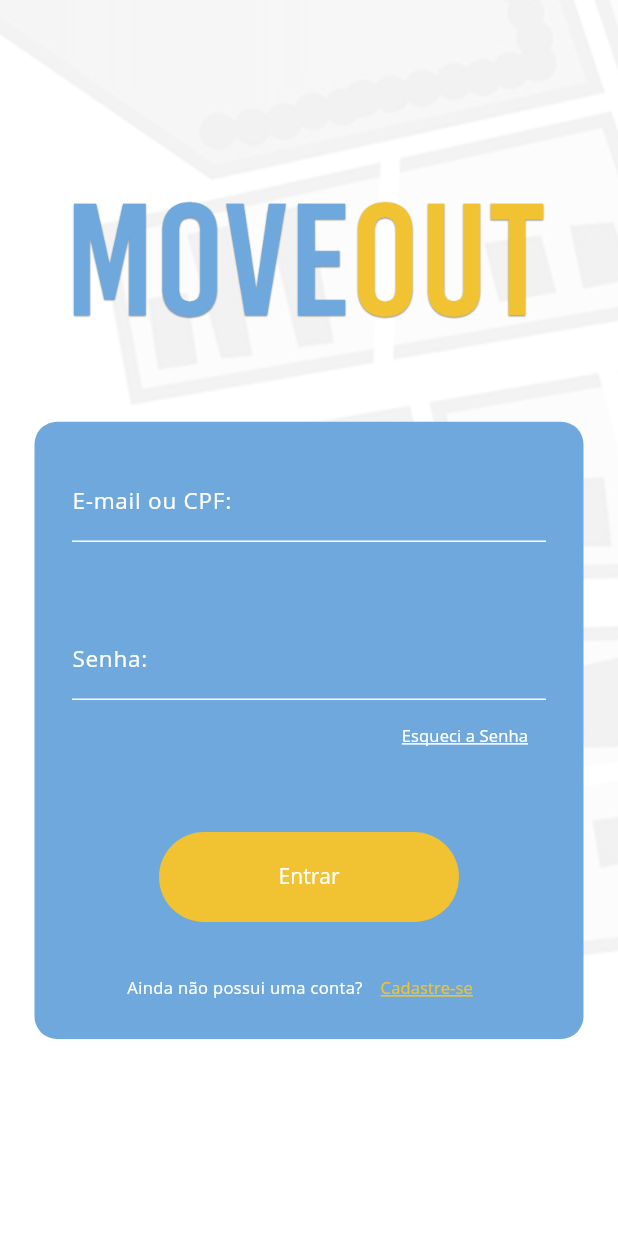
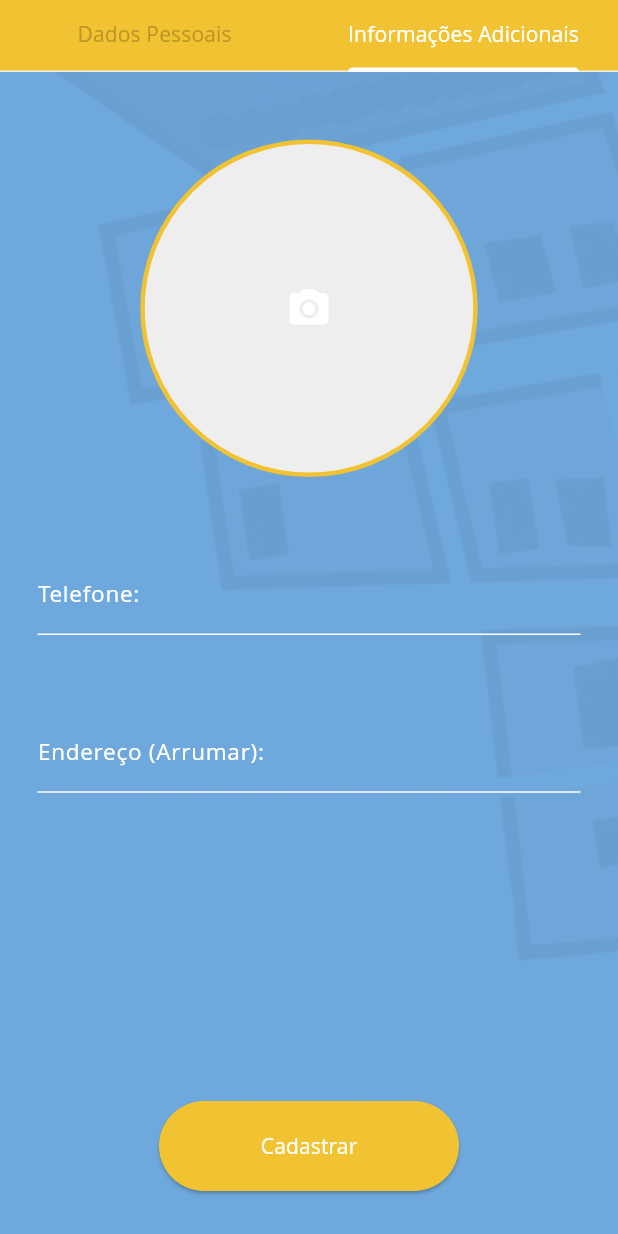
Before and after one commit to Watzech/moveout_driver, a Flutter app: the screen it shows after launch, on a phone screen of 412 x 824 dp. Run offline on Flutter 3.47's test engine with Material 2 defaults, Android fonts, the phone set to English and light mode, and no system bars; our stand-ins replace image_picker, mask_text_input_formatter; missing offline and left inert: mongo_dart; Roboto replaces fonts that are missing (Open Sans).

Commit message:
Signup screen frontend

```diff
--- a/lib/main.dart
+++ b/lib/main.dart
@@ -2,6 +2,7 @@
 
 import 'package:flutter/material.dart';
 import 'package:moveout1/screens/login.dart';
+import 'package:moveout1/screens/signup.dart';
 
 void main() {
   runApp(const MyApp());
@@ -21,9 +22,11 @@ class MyApp extends StatelessWidget {
         primaryColorDark: Color(0xFF7ca4b7),
         colorScheme: ColorScheme(
           primary: Color(0xFF6fa8dc),
-          onPrimary: Color(0xFF7ca4b7),
+          //onPrimary: Color(0xFF7ca4b7),
+          onPrimary: Color.fromARGB(255, 96, 130, 145),
           secondary: Color(0xFFf1c232),
-          onSecondary: Color(0xFFe4b82f),
+          //onSecondary: Color(0xFFe4b82f),
+          onSecondary: Color.fromARGB(255, 186, 149, 39),
           background: Color(0xFFffffff),
           onBackground: Color(0xFFeeeeee),
           surface: Color(0xFFfbfbfb),
@@ -63,7 +66,8 @@ class _MyHomePageState extends State<MyHomePage> {
           child: Column(
             mainAxisSize: MainAxisSize.max,
             children: const <Widget>[
-              AuthScreen(),
+              //AuthScreen(),
+              SignupScreen(),
             ],
           )
         ))
--- a/lib/screens/login.dart
+++ b/lib/screens/login.dart
@@ -1,6 +1,9 @@
 
 import 'package:flutter/material.dart';
 import 'package:flutter/services.dart';
+import 'package:moveout1/widgets/login_fields.dart';
+import 'package:moveout1/widgets/confirm_button.dart';
+import 'package:moveout1/widgets/background_container.dart';
 
 void main() {
   runApp(const AuthScreen());
@@ -17,15 +20,8 @@ class AuthScreen extends StatelessWidget {
         systemNavigationBarContrastEnforced: true,
       ),
     );
-    return Container(
-      width: MediaQuery.sizeOf(context).width,
-      height: MediaQuery.sizeOf(context).height,
-      decoration: const BoxDecoration(
-        image: DecorationImage(
-          image: AssetImage('assets/images/backgrounds/mbl_bg_3.png'),
-          fit: BoxFit.cover,
-        ),
-      ),
+    return BackgroundContainer(
+      src: 'assets/images/backgrounds/mbl_bg_3.png',
       child: SafeArea(
         minimum: const EdgeInsets.all(15.0),
         child: Column(
@@ -60,30 +56,18 @@ class AuthScreen extends StatelessWidget {
                       mainAxisAlignment: MainAxisAlignment.center,
                       crossAxisAlignment: CrossAxisAlignment.start,
                       children: [
-                        const LoginTextWidget(lbl: 'E-mail ou CPF:', obscure: false),
+                        const LoginTextField(lbl: 'E-mail ou CPF:'),
                         const SizedBox(height: 50),
-                        const Column(
+                        Column(
                           children: [
-                            LoginTextWidget(lbl: 'Senha:', obscure: true),
-                            LoginTextButton(txt: 'Esqueci a Senha', color: Colors.white),
+                            LoginPasswordTextField(lbl: 'Senha:'),
+                            const LoginTextButton(txt: 'Esqueci a Senha', color: Colors.white),
                           ],
                         ),
                         const SizedBox(height: 40),
-                        Center(
-                          child: FilledButton(
-                            onPressed: () {},
-                            style: ButtonStyle(
-                              backgroundColor: MaterialStateProperty.all<Color>(Theme.of(context).colorScheme.secondary),
-                              fixedSize: MaterialStateProperty.all(const Size(200, 60)),
-                            ),
-                            child: const Text(
-                              'Entrar',
-                              textDirection: TextDirection.ltr,
-                              style: TextStyle(
-                                color: Colors.white,
-                              ),
-                            ),
-                        )),
+                        const Center(
+                          child: ConfirmButtonWidget(lbl:'Entrar'),
+                        ),
                         const SizedBox(height: 20),
                         Row(
                           mainAxisAlignment: MainAxisAlignment.center,
@@ -137,29 +121,3 @@ class LoginTextButton extends StatelessWidget {
         ));
   }
 }
-
-class LoginTextWidget extends StatelessWidget {
-  final String lbl;
-  final bool obscure;
-  const LoginTextWidget({super.key, required this.lbl, required this.obscure});
-
-  @override
-  Widget build(BuildContext context) {
-    return TextField(
-      obscureText: obscure,
-      style: const TextStyle(color: Colors.white),
-      decoration: InputDecoration(
-        enabledBorder: const UnderlineInputBorder(
-            borderSide: BorderSide(
-          width: 1,
-          color: Colors.white,
-        )),
-        focusedBorder: const UnderlineInputBorder(
-          borderSide: BorderSide(color: Colors.white, width: 1.0),
-        ),
-        labelText: lbl,
-        labelStyle: const TextStyle(color: Colors.white, fontSize: 15),
-      ),
-    );
-  }
-}
--- /dev/null
+++ b/lib/screens/signup.dart
@@ -0,0 +1,112 @@
+
+// ignore_for_file: prefer_const_constructors, prefer_const_literals_to_create_immutables
+
+import 'package:flutter/material.dart';
+import 'package:flutter/services.dart';
+import 'package:moveout1/widgets/confirm_button.dart';
+import 'package:moveout1/widgets/singup_forms.dart';
+
+enum ImageSourceType { gallery, camera }
+
+class SignupScreen extends StatelessWidget {
+  const SignupScreen({super.key});
+
+  // final _formKey = GlobalKey<FormState>();
+  @override
+  Widget build(BuildContext context) {
+    SystemChrome.setSystemUIOverlayStyle(
+      const SystemUiOverlayStyle(
+        statusBarColor: Colors.transparent,
+        systemNavigationBarContrastEnforced: true,
+      ),
+    );
+    return Container(
+      width: MediaQuery.sizeOf(context).width,
+      height: MediaQuery.sizeOf(context).height,
+      decoration: const BoxDecoration(
+        image: DecorationImage(
+          image: AssetImage('assets/images/backgrounds/mbl_bg_3.png'),
+          fit: BoxFit.cover,
+        ),
+      ),
+      child: SingupTabBar()
+    );
+  }
+}
+
+class SingupTabBar extends StatelessWidget {
+  const SingupTabBar({super.key});
+
+  @override
+  Widget build(BuildContext context) {
+    return DefaultTabController(
+      initialIndex: 1,
+      length: 2,
+      child: Stack(
+        children: [
+          Image.asset(
+            "assets/images/backgrounds/mbl_bg_1.png",
+            height: MediaQuery.of(context).size.height,
+            width: MediaQuery.of(context).size.width,
+            fit: BoxFit.cover,
+          ),
+          Scaffold(
+            backgroundColor: Colors.transparent,
+            appBar: AppBar(
+              backgroundColor: Theme.of(context).colorScheme.secondary,
+              toolbarHeight: 0,
+              bottom: TabBar(
+                indicatorColor: Theme.of(context).colorScheme.background,
+                labelColor: Theme.of(context).colorScheme.background,
+                unselectedLabelColor: Theme.of(context).colorScheme.onSecondary,
+                tabs: <Widget>[
+                  Tab(
+                    child: Text(
+                      'Dados Pessoais',
+                    ),
+                  ),
+                  Tab(
+                    child: Text(
+                      'Informações Adicionais',
+                    ),
+                  ),
+                ],
+              ),
+            ),
+            body: TabBarView(
+              children: <Widget>[
+                Center(
+                  child: PersonalDataFormListView(),
+                ),
+                Center(
+                  child: AdditionalDataFormListView(),
+                ),
+              ],
+            ),
+          ),
+          Column(
+            mainAxisAlignment: MainAxisAlignment.end,
+            crossAxisAlignment: CrossAxisAlignment.center,
+            children: [
+              Center(
+                child: Padding(
+                  padding: const EdgeInsets.all(30.0),
+                  child: ConfirmButtonWidget(lbl: 'Cadastrar'),
+                )
+              ),
+            ],
+          ),
+        ],
+      ),
+    );
+  }
+}
+/*  final String name;
+  final String cpf;
+  final String phone;
+  final String email;
+  final String password;
+  final String photo;
+  final String address;
+  final DateTime createdAt;
+  final DateTime updatedAt;*/
--- /dev/null
+++ b/lib/widgets/confirm_button.dart
@@ -0,0 +1,24 @@
+import 'package:flutter/material.dart';
+
+class ConfirmButtonWidget extends StatelessWidget {
+  final String lbl;
+  const ConfirmButtonWidget({super.key, required this.lbl});
+
+  @override
+  Widget build(BuildContext context) {
+    return ElevatedButton(
+      onPressed: () {},
+      style: ButtonStyle(
+        backgroundColor: MaterialStateProperty.all<Color>(Theme.of(context).colorScheme.secondary),
+        fixedSize: MaterialStateProperty.all(const Size(200, 60)),
+      ),
+      child: Text(
+        lbl,
+        textDirection: TextDirection.ltr,
+        style: const TextStyle(
+          color: Colors.white,
+        ),
+      ),
+    );
+  }
+}
--- /dev/null
+++ b/lib/widgets/login_fields.dart
@@ -0,0 +1,252 @@
+// ignore_for_file: prefer_const_constructors, unnecessary_this, no_logic_in_create_state, prefer_typing_uninitialized_variables, must_be_immutable
+
+import 'dart:io';
+import 'package:flutter/material.dart';
+import 'package:image_picker/image_picker.dart';
+import 'package:mask_text_input_formatter/mask_text_input_formatter.dart';
+
+enum ImageSourceType { gallery, camera }
+
+const cLabelStyle = TextStyle(color: Colors.white, fontSize: 15);
+const cBorder = UnderlineInputBorder(
+    borderSide: BorderSide(color: Colors.white, width: 1.0));
+
+class LoginTextField extends StatelessWidget {
+  final String lbl;
+  const LoginTextField({super.key, required this.lbl});
+
+  @override
+  Widget build(BuildContext context) {
+    return TextField(
+      style: const TextStyle(color: Colors.white),
+      decoration: InputDecoration(
+        enabledBorder: cBorder,
+        focusedBorder: cBorder,
+        labelText: lbl,
+        labelStyle: cLabelStyle,
+      ),
+    );
+  }
+}
+
+class LoginPasswordTextField extends StatefulWidget {
+  final String lbl;
+  bool obscure = true;
+  LoginPasswordTextField({super.key, required this.lbl});
+
+  @override
+  State<LoginPasswordTextField> createState() => _LoginPasswordTextField();
+}
+
+class _LoginPasswordTextField extends State<LoginPasswordTextField> {
+  @override
+  Widget build(BuildContext context) {
+    return TextField(
+      obscureText: widget.obscure,
+      style: const TextStyle(color: Colors.white),
+      decoration: InputDecoration(
+        enabledBorder: cBorder,
+        focusedBorder: cBorder,
+        labelText: widget.lbl,
+        labelStyle: cLabelStyle,
+        suffixIcon: IconButton(
+          icon: Icon(
+            widget.obscure ? Icons.visibility_off : Icons.visibility,
+            color: Theme.of(context).colorScheme.onBackground,
+          ),
+          onPressed: () {
+            setState(() {
+              widget.obscure = !widget.obscure;
+            });
+          },
+        ),
+      ),
+    );
+  }
+}
+
+class LoginTextFormField extends StatefulWidget {
+  final String lbl;
+  const LoginTextFormField({super.key, required this.lbl});
+
+  @override
+  State<LoginTextFormField> createState() => _LoginTextFormFieldState();
+}
+
+class _LoginTextFormFieldState extends State<LoginTextFormField> {
+  @override
+  Widget build(BuildContext context) {
+    return TextFormField(
+      style: const TextStyle(color: Colors.white),
+      decoration: InputDecoration(
+        enabledBorder: cBorder,
+        focusedBorder: cBorder,
+        labelText: widget.lbl,
+        labelStyle: cLabelStyle,
+      ),
+      validator: (String? value) {
+        return (value == null) ? 'Esse campo é obrigatório.' : null;
+      },
+    );
+  }
+}
+
+class LoginPasswordTextFormField extends StatefulWidget {
+  final String lbl;
+  bool obscure = true;
+  LoginPasswordTextFormField({super.key, required this.lbl});
+
+  @override
+  State<LoginPasswordTextFormField> createState() =>
+      _LoginPasswordTextFormField();
+}
+
+class _LoginPasswordTextFormField extends State<LoginPasswordTextFormField> {
+  @override
+  Widget build(BuildContext context) {
+    return TextFormField(
+      obscureText: widget.obscure,
+      style: const TextStyle(color: Colors.white),
+      decoration: InputDecoration(
+        enabledBorder: cBorder,
+        focusedBorder: cBorder,
+        labelText: widget.lbl,
+        labelStyle: cLabelStyle,
+        suffixIcon: IconButton(
+          icon: Icon(
+            widget.obscure ? Icons.visibility_off : Icons.visibility,
+            color: Theme.of(context).colorScheme.onBackground,
+          ),
+          onPressed: () {
+            setState(() {
+              widget.obscure = !widget.obscure;
+            });
+          },
+        ),
+      ),
+      validator: (String? value) {
+        return (value == null) ? 'Esse campo é obrigatório.' : null;
+      },
+    );
+  }
+}
+
+class MaskedLoginTextFormField extends StatelessWidget {
+  final String lbl;
+  final bool obscure;
+  final MaskTextInputFormatter maskFormatter;
+  const MaskedLoginTextFormField(
+      {super.key,
+      required this.lbl,
+      this.obscure = false,
+      required this.maskFormatter});
+
+  @override
+  Widget build(BuildContext context) {
+    return TextFormField(
+      obscureText: obscure,
+      style: const TextStyle(color: Colors.white),
+      decoration: InputDecoration(
+        enabledBorder: cBorder,
+        focusedBorder: cBorder,
+        labelText: lbl,
+        labelStyle: cLabelStyle,
+      ),
+      validator: (String? value) {
+        return (value == null) ? 'Esse campo é obrigatório.' : null;
+      },
+      inputFormatters: [maskFormatter],
+    );
+  }
+}
+
+class LoginPhotoField extends StatefulWidget {
+  final type;
+  const LoginPhotoField(this.type, {super.key});
+
+  @override
+  LoginPhotoFieldState createState() => LoginPhotoFieldState(this.type);
+}
+
+class LoginPhotoFieldState extends State<LoginPhotoField> {
+  var _image;
+  var imagePicker;
+  var type;
+
+  LoginPhotoFieldState(this.type);
+
+  @override
+  void initState() {
+    super.initState();
+    imagePicker = ImagePicker();
+  }
+
+  @override
+  Widget build(BuildContext context) {
+    return Column(
+      children: [
+        // Align(
+        //   alignment: Alignment.topLeft,
+        //   child: Text(
+        //     'Foto:',
+        //     style: cLabelStyle,
+        //   ),
+        // ),
+        SizedBox(
+          height: 20,
+        ),
+        Center(
+          child: GestureDetector(
+            onTap: () async {
+              XFile? image;
+              image = await imagePicker.pickImage(
+                source: ImageSource.gallery,
+                imageQuality: 50,
+              );
+              setState(() {
+                if(image != null){
+                  _image = File(image.path);
+                }
+              });
+            },
+            child: _image != null
+            ? Container(
+                decoration: BoxDecoration(
+                  color: Theme.of(context).colorScheme.onBackground,
+                  border: Border.all(
+                    width: 3,
+                    color: Theme.of(context).colorScheme.secondary,
+                  ),
+                  borderRadius: BorderRadius.circular(200),
+                  image: DecorationImage(image: FileImage(_image), fit: BoxFit.cover),
+                ),
+                // width: MediaQuery.sizeOf(context).width * 0.50,
+                // height: MediaQuery.sizeOf(context).height * 0.23,
+                width: 225,
+                height: 225,
+            )
+            : Container(
+                decoration: BoxDecoration(
+                  color: Theme.of(context).colorScheme.onBackground,
+                  border: Border.all(
+                    width: 3,
+                    color: Theme.of(context).colorScheme.secondary,
+                  ),
+                  borderRadius: BorderRadius.circular(200),
+                ),
+                // width: MediaQuery.sizeOf(context).width * 0.50,
+                // height: MediaQuery.sizeOf(context).height * 0.23,
+                width: 225,
+                height: 225,
+                child: Icon(
+                  Icons.camera_alt,
+                  size: MediaQuery.sizeOf(context).width * 0.075,
+                  color: Theme.of(context).colorScheme.background,
+                ),
+            ),
+          ),
+        )
+      ],
+    );
+  }
+}
--- /dev/null
+++ b/lib/widgets/singup_forms.dart
@@ -0,0 +1,69 @@
+import 'package:flutter/material.dart';
+import 'package:mask_text_input_formatter/mask_text_input_formatter.dart';
+import 'package:moveout1/widgets/login_fields.dart';
+
+class PersonalDataFormListView extends StatelessWidget {
+  const PersonalDataFormListView({super.key,});
+
+  @override
+  Widget build(BuildContext context) {
+    return ListView(
+      children: [
+        const Padding(
+          padding: EdgeInsets.only(left: 25.0, right: 25.0, top: 25.0, bottom: 25.0),
+          child: LoginTextFormField(lbl: 'Nome completo:'),
+        ),
+        Padding(
+          padding: const EdgeInsets.only(left: 25.0, right: 25.0, top: 25.0, bottom: 25.0),
+          child: MaskedLoginTextFormField(lbl: 'CPF:', maskFormatter: MaskTextInputFormatter(
+            mask: '###.###.##-##',
+            filter: { "#": RegExp(r'[0-9]') },
+            type: MaskAutoCompletionType.lazy
+          ),),
+        ),
+        const Padding(
+          padding: EdgeInsets.only(left: 25.0, right: 25.0, top: 25.0, bottom: 25.0),
+          child: LoginTextFormField(lbl: 'E-mail:'),
+        ),
+        Padding(
+          padding: const EdgeInsets.only(left: 25.0, right: 25.0, top: 25.0, bottom: 25.0),
+          child: LoginPasswordTextFormField(lbl: 'Senha:'),
+        ),
+        Padding(
+          padding: const EdgeInsets.only(left: 25.0, right: 25.0, top: 25.0, bottom: 25.0),
+          child: LoginPasswordTextFormField(lbl: 'Confirme a Senha:'),
+        ),
+      ],
+    );
+  }
+}
+
+class AdditionalDataFormListView extends StatelessWidget {
+  const AdditionalDataFormListView({
+    super.key,
+  });
+
+  @override
+  Widget build(BuildContext context) {
+    return ListView(
+      children: [
+        const Padding(
+          padding: EdgeInsets.only(left: 25.0, right: 25.0, top: 25.0, bottom: 25.0),
+          child: LoginPhotoField(ImageSourceType.gallery),
+        ),
+        Padding(
+          padding: const EdgeInsets.only(left: 25.0, right: 25.0, top: 25.0, bottom: 25.0),
+          child: MaskedLoginTextFormField(lbl: 'Telefone:', maskFormatter: MaskTextInputFormatter(
+            mask: '(##) #####-####',
+            filter: { "#": RegExp(r'[0-9]') },
+            type: MaskAutoCompletionType.lazy
+          ),),
+        ),
+        const Padding(
+          padding: EdgeInsets.only(left: 25.0, right: 25.0, top: 25.0, bottom: 25.0),
+          child: LoginTextFormField(lbl: 'Endereço (Arrumar):'),
+        ),
+      ],
+    );
+  }
+}
--- a/pubspec.yaml
+++ b/pubspec.yaml
@@ -32,7 +32,7 @@ dependencies:
     sdk: flutter
   adaptive_theme: ^2.2.0
   flutter_riverpod: ^0.14.0+3
-
+  validation_pro: ^1.1.0
 
   # The following adds the Cupertino Icons font to your application.
   # Use with the CupertinoIcons class for iOS style icons.
@@ -40,6 +40,8 @@ dependencies:
   screens: ^2.5.0
   realm: ^1.4.0
   mongo_dart: ^0.9.1
+  mask_text_input_formatter: ^2.5.0
+  image_picker: ^0.8.2
 
 dev_dependencies:
   flutter_test:
```
Also changed, not shown: lib/widgets/background_container.dart (added, +30 -0 lines), lib/widgets/icon_button_widget.dart (added, +24 -0 lines).
